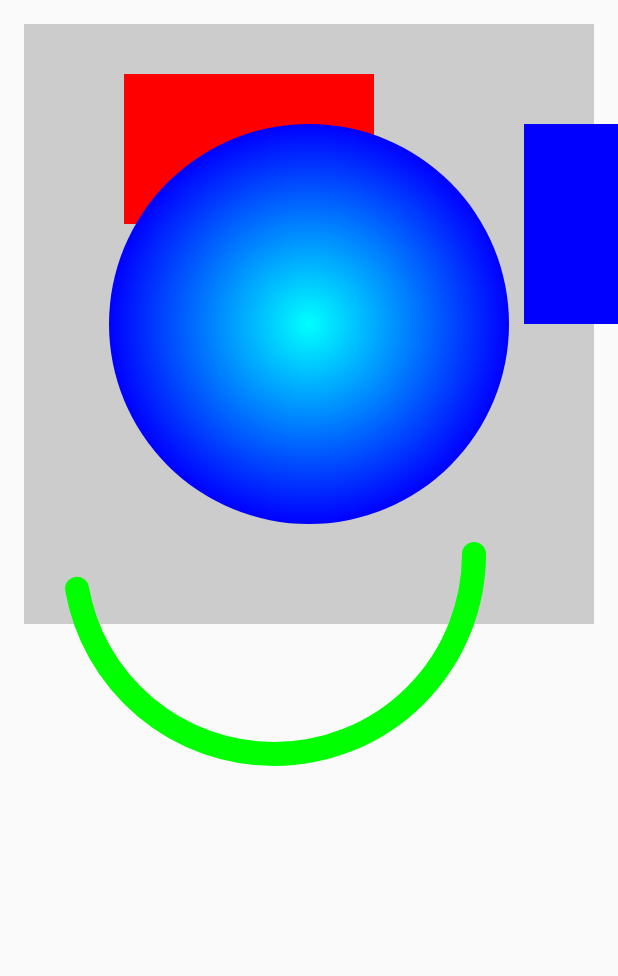
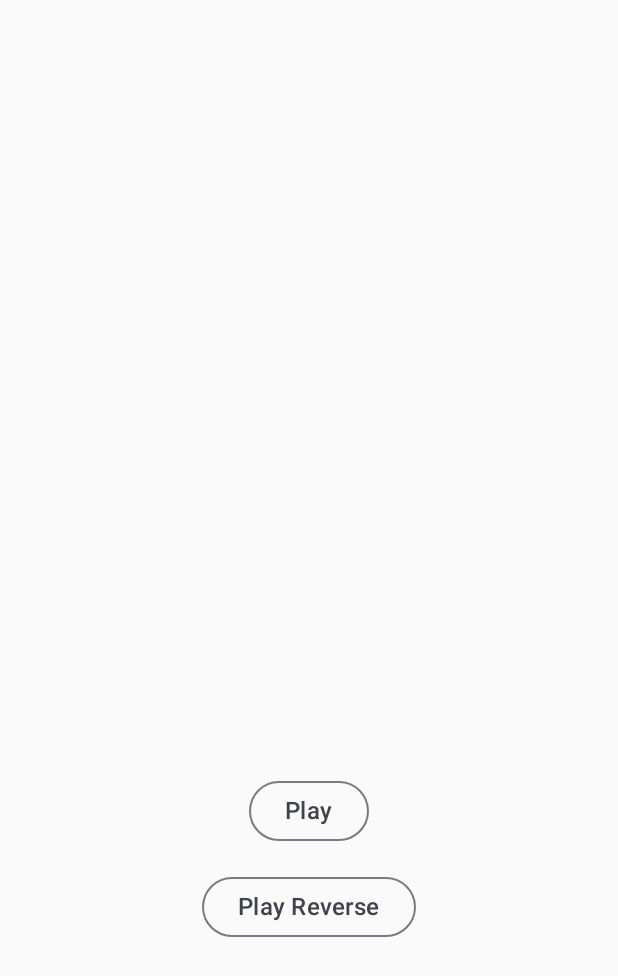
Before and after one commit to Vaibhav2002/Canvas-JetpackCompose, an Android app built with Jetpack Compose: the screen it shows after launch (MainActivity), on a phone screen of 412 x 824 dp. Shown: the top 976 px of the screen. Run offline under Robolectric (Android 15) with nearby library versions, the phone set to English and light mode, and no system bars.

Commit message:
CircularProgressBar.kt designed

```diff
--- a/app/src/main/java/dev/vaibhav/canvasCompose/MainActivity.kt
+++ b/app/src/main/java/dev/vaibhav/canvasCompose/MainActivity.kt
@@ -3,18 +3,73 @@ package dev.vaibhav.canvasCompose
 import android.os.Bundle
 import androidx.activity.ComponentActivity
 import androidx.activity.compose.setContent
-import androidx.compose.foundation.layout.fillMaxSize
+import androidx.compose.animation.core.Animatable
+import androidx.compose.animation.core.AnimationVector1D
+import androidx.compose.animation.core.FastOutSlowInEasing
+import androidx.compose.animation.core.tween
+import androidx.compose.foundation.layout.*
+import androidx.compose.material3.MaterialTheme
+import androidx.compose.material3.OutlinedButton
+import androidx.compose.material3.Text
+import androidx.compose.runtime.Composable
+import androidx.compose.runtime.remember
+import androidx.compose.runtime.rememberCoroutineScope
+import androidx.compose.ui.Alignment
 import androidx.compose.ui.Modifier
-import dev.vaibhav.canvasCompose.ui.screens.ShapesScreen
+import androidx.compose.ui.graphics.Color
+import androidx.compose.ui.unit.dp
+import dev.vaibhav.canvasCompose.ui.components.CircularProgressBar
+import dev.vaibhav.canvasCompose.ui.components.ProgressColors
 import dev.vaibhav.canvasCompose.ui.theme.CanvasComposeTheme
+import kotlinx.coroutines.launch
 
 class MainActivity : ComponentActivity() {
     override fun onCreate(savedInstanceState: Bundle?) {
         super.onCreate(savedInstanceState)
         setContent {
             CanvasComposeTheme {
-                ShapesScreen(modifier = Modifier.fillMaxSize())
+                val scope = rememberCoroutineScope()
+                val progress = remember { Animatable(0f) }
+                Column(
+                    modifier = Modifier.fillMaxSize(),
+                    verticalArrangement = Arrangement.Center,
+                    horizontalAlignment = Alignment.CenterHorizontally
+                ) {
+                    CircularProgressBar(
+                        progress = progress.value,
+                        colors = ProgressColors(Color.Red, Color.Yellow, Color.Green),
+                        modifier = Modifier.fillMaxWidth(0.7f).aspectRatio(1f)
+                    )
+                    Spacer(modifier = Modifier.height(32.dp))
+                    AnimationButton(text = "Play") {
+                        scope.launch { animate(progress) }
+                    }
+                    Spacer(modifier = Modifier.height(16.dp))
+                    AnimationButton(text = "Play Reverse") {
+                        scope.launch { animate(progress, true) }
+                    }
+                }
             }
         }
     }
+
+    @Composable
+    private fun AnimationButton(
+        text: String,
+        onClick: () -> Unit
+    ) {
+        OutlinedButton(onClick = onClick) {
+            Text(text = text, style = MaterialTheme.typography.titleMedium)
+        }
+    }
+
+    private suspend fun animate(
+        progress: Animatable<Float, AnimationVector1D>,
+        reverse: Boolean = false
+    ) {
+        val start = if (!reverse) 0f else 1f
+        val end = 1 - start
+        progress.snapTo(start)
+        progress.animateTo(end, animationSpec = tween(10 * 1000, easing = FastOutSlowInEasing))
+    }
 }
--- /dev/null
+++ b/app/src/main/java/dev/vaibhav/canvasCompose/ui/components/CircularProgressBar.kt
@@ -0,0 +1,45 @@
+package dev.vaibhav.canvasCompose.ui.components
+
+import androidx.compose.animation.animateColorAsState
+import androidx.compose.animation.core.FastOutSlowInEasing
+import androidx.compose.animation.core.tween
+import androidx.compose.foundation.Canvas
+import androidx.compose.runtime.Composable
+import androidx.compose.ui.Modifier
+import androidx.compose.ui.geometry.Offset
+import androidx.compose.ui.graphics.Color
+import androidx.compose.ui.unit.dp
+
+data class ProgressColors(
+    val start: Color,
+    val mid: Color,
+    val end: Color
+)
+
+@Composable
+fun CircularProgressBar(
+    progress: Float,
+    colors: ProgressColors,
+    modifier: Modifier = Modifier
+) {
+    val color = animateColorAsState(
+        targetValue = progress.getColorFromProgress(colors),
+        animationSpec = tween(2000, easing = FastOutSlowInEasing)
+    )
+    val angle = 360f * progress
+    Canvas(modifier = modifier) {
+        arc(
+            color = color.value,
+            offset = Offset(0f, 0f),
+            angle = angle,
+            strokeWidth = 24.dp.toPx(),
+            size = size
+        )
+    }
+}
+
+private fun Float.getColorFromProgress(color: ProgressColors) = when {
+    this < .4 -> color.start
+    this < .75 -> color.mid
+    else -> color.end
+}
```
